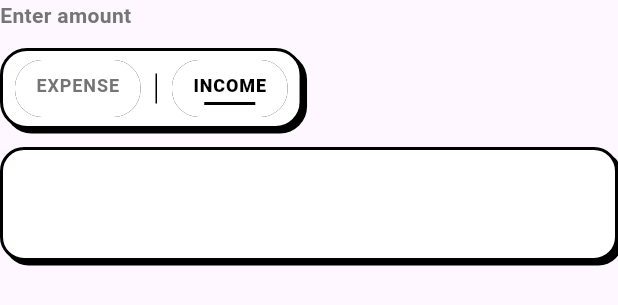
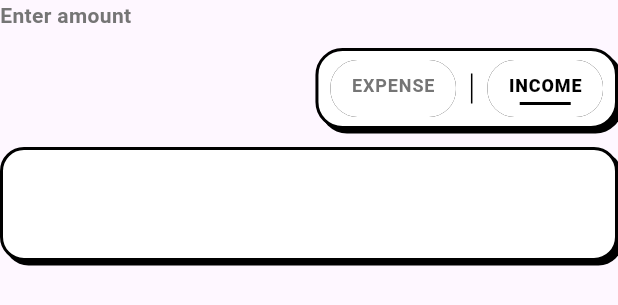
Before and after one commit to beerbeatbox/zen-money-tracking, a Flutter app: the _AmountHeader widget shown alone on an empty page, opened directly with empty values, on a phone screen of 412 x 824 dp. Shown: the top 305 px of the screen. Run offline on Flutter 3.47's test engine with Material 3 defaults, Android fonts, the phone set to English and light mode, and no system bars; our stand-ins replace auto_size_text, csv, dio, flutter_riverpod, go_router, heroicons and 2 more; generated files the repository leaves out were written again.

Commit message:
refactor: Rearrange imports and adjust layout in NumberKeyboardBottomSheet for improved readability
- Moved import statements for better organization and clarity.
- Replaced Align with Center for the number pad layout to enhance visual alignment.
- Restored Align for the ExpenseTypeToggle to maintain consistent styling and positioning.

```diff
--- a/lib/features/home/presentation/widgets/number_keyboard_bottom_sheet.dart
+++ b/lib/features/home/presentation/widgets/number_keyboard_bottom_sheet.dart
@@ -1,9 +1,9 @@
 import 'dart:async';
 
-import 'package:flutter/material.dart';
-import 'package:auto_size_text/auto_size_text.dart';
 import 'package:anti/core/extensions/widget_extension.dart';
 import 'package:anti/features/home/presentation/widgets/outlined_surface.dart';
+import 'package:auto_size_text/auto_size_text.dart';
+import 'package:flutter/material.dart';
 
 Future<void> showNumberKeyboardBottomSheet(
   BuildContext context, {
@@ -175,8 +175,7 @@ class _NumberKeyboardBottomSheetState extends State<NumberKeyboardBottomSheet> {
                         onTypeChanged: _updateExpenseType,
                       ),
                       const SizedBox(height: 24),
-                      Align(
-                        alignment: Alignment.centerRight,
+                      Center(
                         child: FractionallySizedBox(
                           widthFactor: 0.5,
                           child: _NumberPad(
@@ -249,7 +248,13 @@ class _AmountHeader extends StatelessWidget {
           ),
         ),
         const SizedBox(height: 12),
-        _ExpenseTypeToggle(isExpense: isExpense, onChanged: onTypeChanged),
+        Align(
+          alignment: Alignment.centerRight,
+          child: _ExpenseTypeToggle(
+            isExpense: isExpense,
+            onChanged: onTypeChanged,
+          ),
+        ),
         const SizedBox(height: 12),
         OutlinedSurface(
           width: double.infinity,
```
